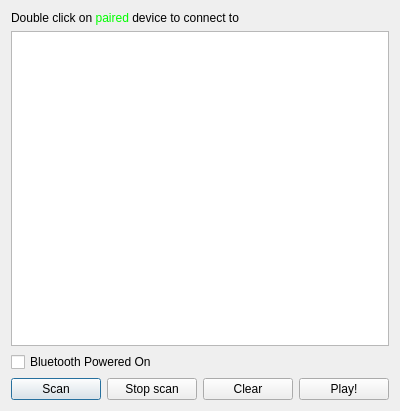
Before: the Qt Designer form connect/connectwindow.ui in Rafi0221/Stellar-Surfers, drawn with Qt 5.
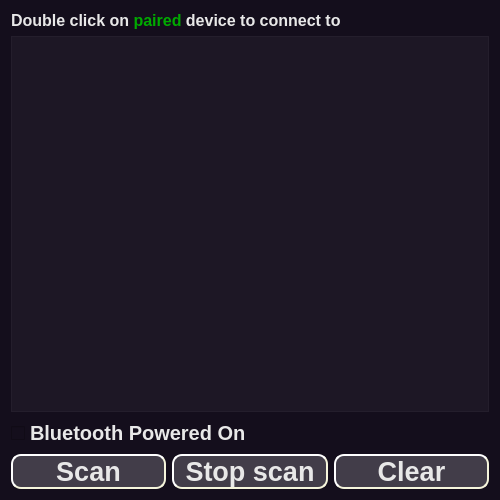
After: the same form once the commit is applied.

Diff of the .ui file:
```diff
--- a/connect/connectwindow.ui
+++ b/connect/connectwindow.ui
@@ -6,35 +6,83 @@
    <rect>
     <x>0</x>
     <y>0</y>
-    <width>400</width>
-    <height>411</height>
+    <width>500</width>
+    <height>500</height>
    </rect>
   </property>
   <property name="windowTitle">
    <string>Bluetooth Scanner</string>
   </property>
+  <property name="styleSheet">
+   <string notr="true">background-color: rgb(20, 14, 28);</string>
+  </property>
   <layout class="QVBoxLayout" name="verticalLayout">
    <item>
     <widget class="QLabel" name="label">
+     <property name="font">
+      <font>
+       <pointsize>12</pointsize>
+       <bold>true</bold>
+      </font>
+     </property>
      <property name="text">
-      <string>&lt;html&gt;&lt;head/&gt;&lt;body&gt;&lt;p&gt;Double click on &lt;span style=&quot; color:#00ff00;&quot;&gt;paired&lt;/span&gt; device to connect to&lt;/p&gt;&lt;/body&gt;&lt;/html&gt;</string>
+      <string>&lt;html&gt;&lt;head/&gt;&lt;body&gt;&lt;p&gt;
+&lt;span style=&quot; color:#E8E8E8;&quot;&gt;Double click on &lt;/span&gt; &lt;span style=&quot; color:#00AA00;&quot;&gt;paired&lt;/span&gt; 
+&lt;span style=&quot; color:#E8E8E8;&quot;&gt;device to connect to&lt;/span&gt; &lt;/p&gt;&lt;/body&gt;&lt;/html&gt;</string>
      </property>
     </widget>
    </item>
    <item>
-    <widget class="QListWidget" name="list"/>
+    <widget class="QListWidget" name="list">
+     <property name="font">
+      <font>
+       <pointsize>12</pointsize>
+       <bold>true</bold>
+      </font>
+     </property>
+     <property name="styleSheet">
+      <string notr="true">background-color: rgba(255, 255, 255, 10);</string>
+     </property>
+    </widget>
    </item>
    <item>
     <widget class="QCheckBox" name="power">
+     <property name="font">
+      <font>
+       <pointsize>15</pointsize>
+       <italic>false</italic>
+       <bold>true</bold>
+      </font>
+     </property>
+     <property name="styleSheet">
+      <string notr="true">font: bold 15pt;
+color: rgb(232, 232, 232);
+</string>
+     </property>
      <property name="text">
       <string>Bluetooth Powered On</string>
      </property>
+     <property name="iconSize">
+      <size>
+       <width>20</width>
+       <height>20</height>
+      </size>
+     </property>
     </widget>
    </item>
    <item>
     <layout class="QHBoxLayout" name="horizontalLayout">
      <item>
       <widget class="QPushButton" name="scan">
+       <property name="styleSheet">
+        <string notr="true">background-color: rgba(255, 255, 255, 50);
+border-style: outset;
+border-width: 2px;
+border-radius: 10px;
+border-color: beige;
+font: bold 20pt;
+color: rgb(232, 232, 232);</string>
+       </property>
        <property name="text">
         <string>Scan</string>
        </property>
@@ -42,6 +90,15 @@
      </item>
      <item>
       <widget class="QPushButton" name="stopScan">
+       <property name="styleSheet">
+        <string notr="true">background-color: rgba(255, 255, 255, 50);
+border-style: outset;
+border-width: 2px;
+border-radius: 10px;
+border-color: beige;
+font: bold 20pt;
+color: rgb(232, 232, 232);</string>
+       </property>
        <property name="text">
         <string>Stop scan</string>
        </property>
@@ -49,18 +106,20 @@
      </item>
      <item>
       <widget class="QPushButton" name="clear">
+       <property name="styleSheet">
+        <string notr="true">background-color: rgba(255, 255, 255, 50);
+border-style: outset;
+border-width: 2px;
+border-radius: 10px;
+border-color: beige;
+font: bold 20pt;
+color: rgb(232, 232, 232);</string>
+       </property>
        <property name="text">
         <string>Clear</string>
        </property>
       </widget>
      </item>
-     <item>
-      <widget class="QPushButton" name="play">
-       <property name="text">
-        <string>Play!</string>
-       </property>
-      </widget>
-     </item>
     </layout>
    </item>
   </layout>
```
Left out of the diff: 16 changed lines with no effect on the pictures.
